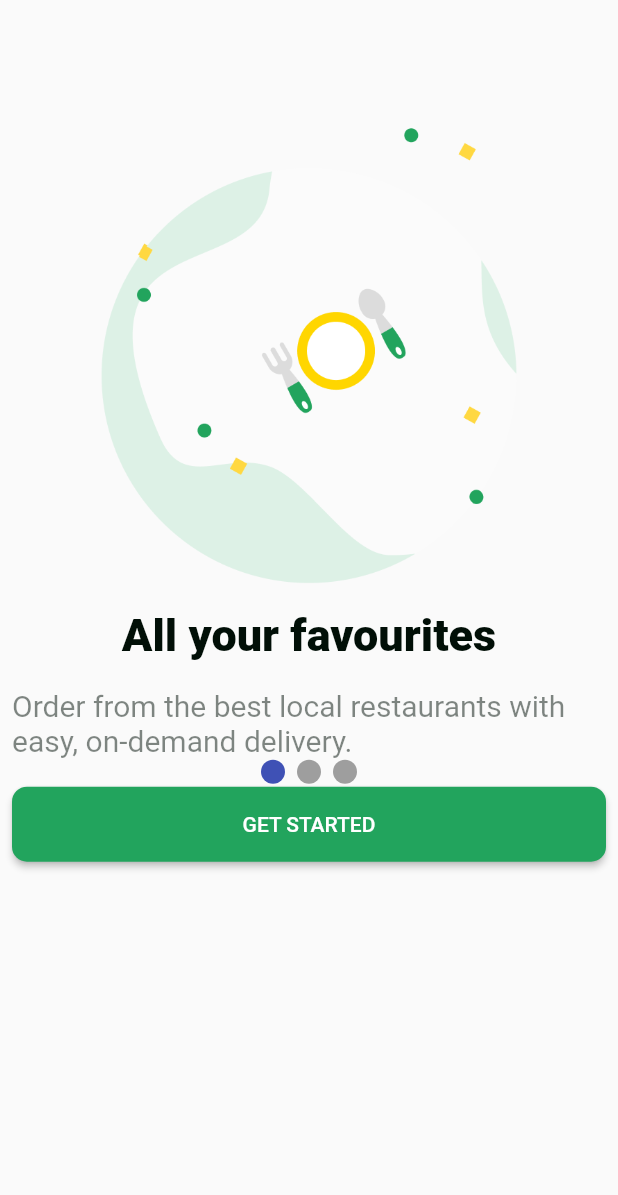
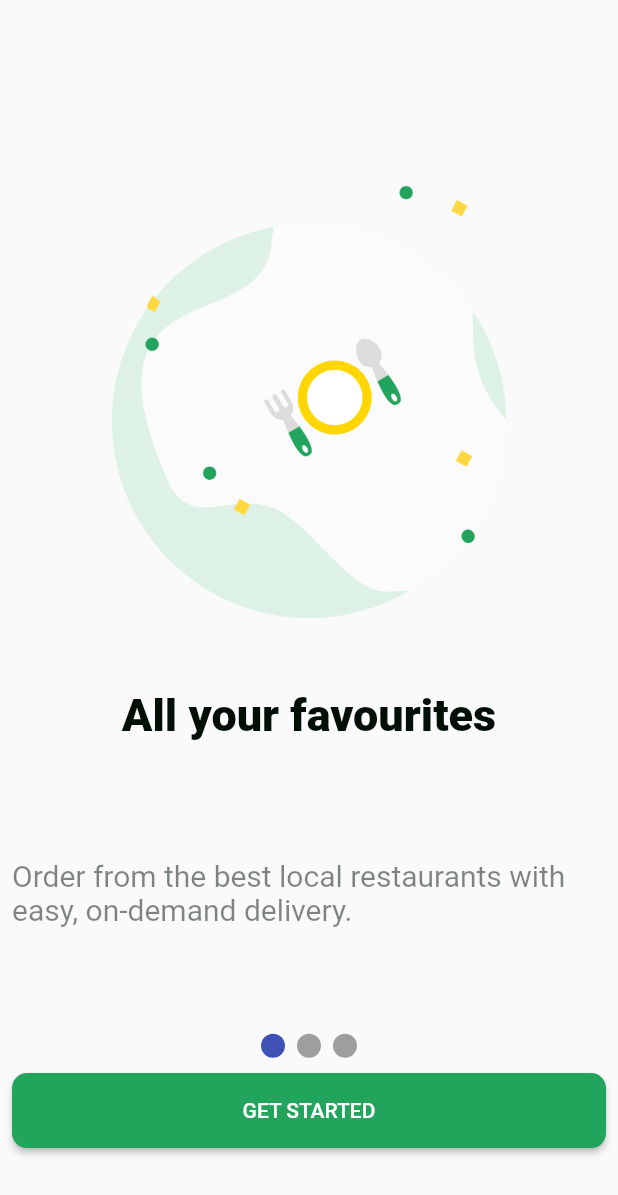
Before and after one commit to Teewhydot/foodly, a Flutter app: the screen it shows after launch, on a phone screen of 412 x 824 dp. Shown: the top 1195 px of the screen. Run offline on Flutter 3.47's test engine with Material 2 defaults, Android fonts, the phone set to English and light mode, and no system bars; drawn by our look-alikes of smooth_page_indicator; our stand-ins replace carousel_pro, expandable, flutter_screenutil, font_awesome_flutter, page_transition.

Commit message:
Responsive flutter design is such a pain in the ass.

```diff
--- a/lib/screens/onboarding/onboarding.dart
+++ b/lib/screens/onboarding/onboarding.dart
@@ -23,7 +23,7 @@ class _OnboardingState extends State<Onboarding> {
     final onboardingPageHeight = MediaQuery.of(context).size.height * 0.8.h;
     return Scaffold(
       resizeToAvoidBottomInset: false,
-      body: Stack(
+      body: Column(
         children: [
           SizedBox(
             height: onboardingPageHeight,
@@ -50,22 +50,19 @@ class _OnboardingState extends State<Onboarding> {
               ],
             ),
           ),
-          Align(
-              alignment: Alignment(0.w, 0.25.h),
-              child: SmoothPageIndicator(
+          addVerticalSpacing(20),
+          SmoothPageIndicator(
             controller: pageController,
             count: 3,
             effect: const WormEffect(),
-              )),
-          Align(
-              alignment: Alignment(0.w, 0.35.h),
-              child: ReusableButton(const Text('GET STARTED'), () {
+          ),
+          addVerticalSpacing(10),
+          ReusableButton(const Text('GET STARTED'), () {
             Navigator.push(
                 context,
                 PageTransition(
-                        child: LoginPage(),
-                        type: PageTransitionType.rightToLeft));
-              }, kGreenColor)),
+                    child: LoginPage(), type: PageTransitionType.rightToLeft));
+          }, kGreenColor),
         ],
       ),
     );
--- a/lib/screens/onboarding/pages_model.dart
+++ b/lib/screens/onboarding/pages_model.dart
@@ -23,22 +23,26 @@ class PageModel extends StatelessWidget {
           child: Column(
             children: [
               addVerticalSpacing(40),
-              SizedBox(
-                  height: 350.h, width: 350.w, child: Image.asset(imageAsset)),
-              addVerticalSpacing(10),
-              Text(heading, style: kBoldTextStyle),
-              addVerticalSpacing(10),
-              Padding(
-                padding: const EdgeInsets.all(8.0),
-                child: Text(
-                  description,
-                  style: kDescTextStyle,
+              Expanded(
+                flex: 4,
+                child: SizedBox(
+                    height: 300.h,
+                    width: 300.w,
+                    child: Image.asset(imageAsset)),
+              ),
+              Expanded(child: Text(heading, style: kBoldTextStyle)),
+              Expanded(
+                child: Padding(
+                  padding: const EdgeInsets.all(8.0),
+                  child: Text(
+                    description,
+                    style: kDescTextStyle,
+                  ),
                 ),
               ),
             ],
           ),
         ),
-        Expanded(flex: 1, child: Column())
       ],
     );
   }
--- a/pubspec.yaml
+++ b/pubspec.yaml
@@ -10,15 +10,13 @@ dependencies:
     sdk: flutter
   cupertino_icons: ^1.0.2
   flutter_screenutil: ^5.5.4
-  url_launcher: ^6.1.5
-  toast: ^0.3.0
   page_transition: "^2.0.9"
   carousel_pro: ^1.0.0
   font_awesome_flutter: ^10.2.1
   introduction_screen: ^3.0.2
-  shared_preferences: ^2.0.15
   smooth_page_indicator: ^1.0.0+2
   expandable: ^5.0.1
+  provider: ^6.0.4
 
 dev_dependencies:
   flutter_test:
```
Also changed, not shown: lib/main.dart (+13 -2 lines), lib/providers/provider.dart (added, +12 -0 lines), lib/reusables/constants.dart (+0 -33 lines), pubspec.lock. Lines whose indentation alone changed are shown as unchanged.
